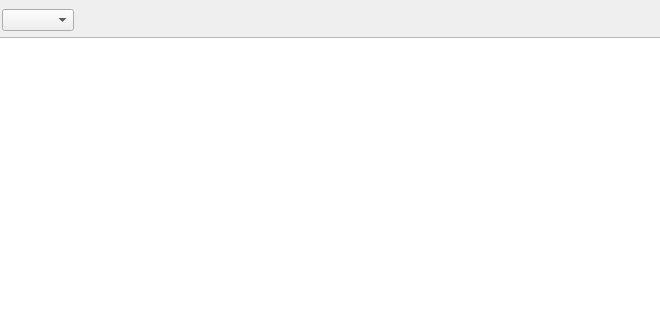
This is App/MainWindow.ui in xavisolesoft/TestAnalyzer as Qt 5 draws it before an edit; both pictures show x 81 to 741 and y 0 to 320 of the 860 by 633 pixel window. The edited form follows.
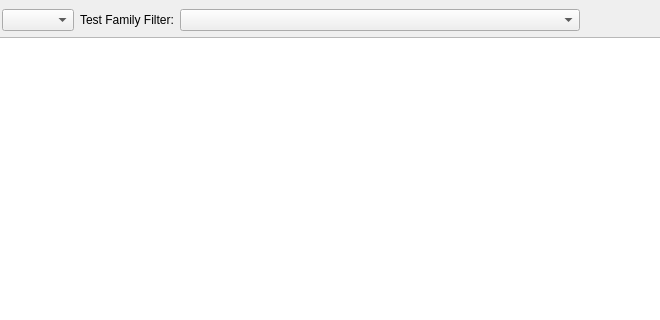
This is the edited form. Custom widgets are drawn as their Qt base class.

Commit message: Implement test famoly filter fix #14 .

Patch:
```diff
--- a/App/MainWindow.ui
+++ b/App/MainWindow.ui
@@ -27,6 +27,23 @@
       <item>
        <widget class="QComboBox" name="testStatusFilterComboBox"/>
       </item>
+      <item>
+       <widget class="QLabel" name="testFamilyFilterLabel">
+        <property name="text">
+         <string>Test Family Filter:</string>
+        </property>
+       </widget>
+      </item>
+      <item>
+       <widget class="QComboBox" name="testFamilyFilterComboBox">
+        <property name="minimumSize">
+         <size>
+          <width>400</width>
+          <height>0</height>
+         </size>
+        </property>
+       </widget>
+      </item>
       <item>
        <spacer name="horizontalSpacer">
         <property name="orientation">
```
The commit also changes 8 other files.
